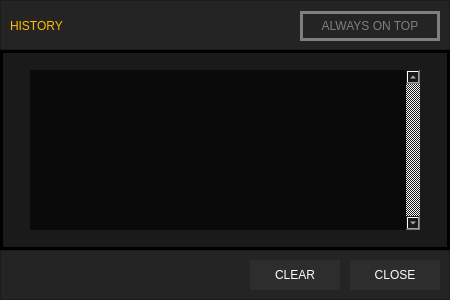
The window that history_ui.ui (wowvv0w/djmax-random-selector) describes before a commit, drawn with Qt 5.
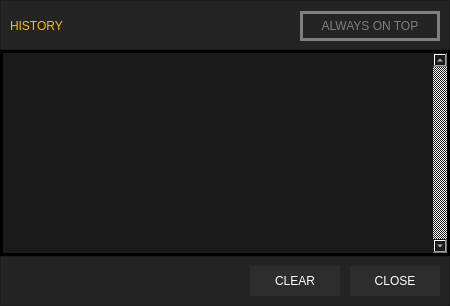
The same window after the commit.

Commit message: scrollbar bug fix & design

Diff of the .ui file:
```diff
--- a/history_ui.ui
+++ b/history_ui.ui
@@ -7,19 +7,19 @@
     <x>0</x>
     <y>0</y>
     <width>450</width>
-    <height>300</height>
+    <height>306</height>
    </rect>
   </property>
   <property name="minimumSize">
    <size>
     <width>450</width>
-    <height>300</height>
+    <height>306</height>
    </size>
   </property>
   <property name="maximumSize">
    <size>
     <width>450</width>
-    <height>300</height>
+    <height>306</height>
    </size>
   </property>
   <property name="windowTitle">
@@ -109,7 +109,7 @@
      <x>0</x>
      <y>50</y>
      <width>450</width>
-     <height>200</height>
+     <height>206</height>
     </rect>
    </property>
    <property name="styleSheet">
@@ -128,16 +128,33 @@
     <property name="geometry">
      <rect>
       <x>30</x>
-      <y>20</y>
-      <width>390</width>
-      <height>160</height>
+      <y>3</y>
+      <width>417</width>
+      <height>200</height>
      </rect>
     </property>
     <property name="styleSheet">
      <string notr="true">QListView{
-	background: #0a0a0a;
+	background: transparent;
 	border:none;
 	font: 9pt &quot;Lato&quot;
+}
+QScrollBar{
+	width: 10px;
+	background: #252525;
+	border:none;
+	margin: 0px 0px 0px 0px;
+}
+QScrollBar::handle{
+	background: #1a1a1a;
+}
+QScrollBar::add-line, QScrollBar::sub-line{
+	border:none;
+	background: none;
+}
+QScrollBar::add-page, QScrollBar::sub-page{
+	border:none;
+	background: none;
 }</string>
     </property>
     <property name="verticalScrollBarPolicy">
@@ -149,7 +166,7 @@
    <property name="geometry">
     <rect>
      <x>0</x>
-     <y>250</y>
+     <y>256</y>
      <width>450</width>
      <height>50</height>
     </rect>
```
Left out of the diff: 3 changed lines with no effect on the pictures. The commit also changes 2 other files.
